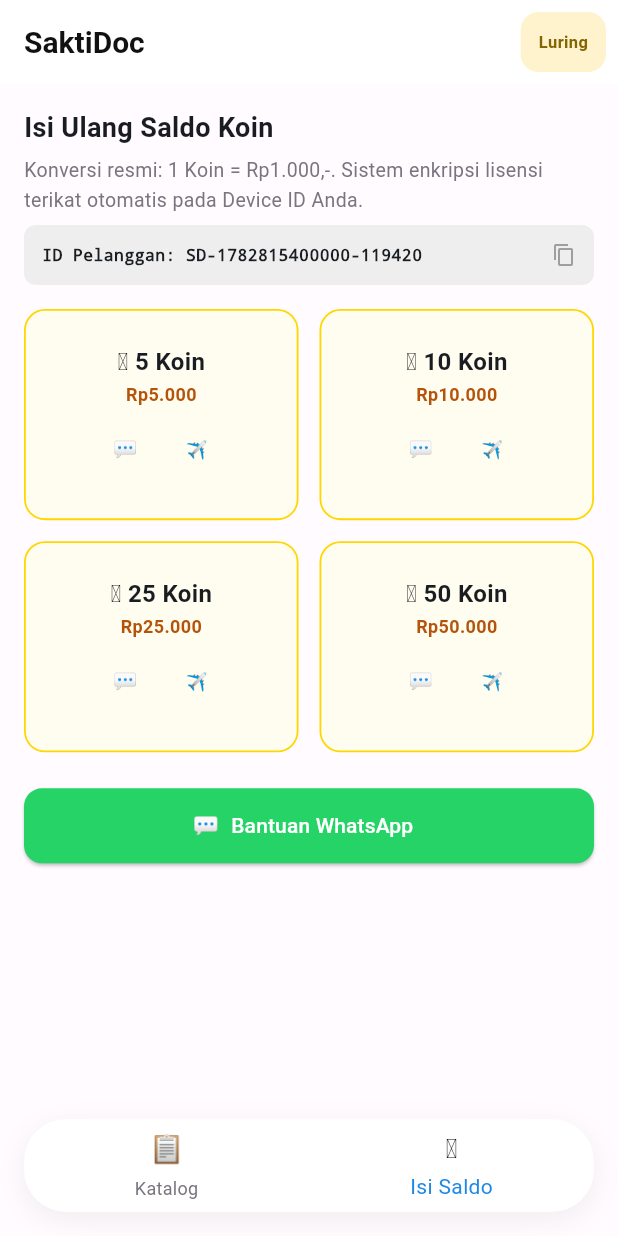
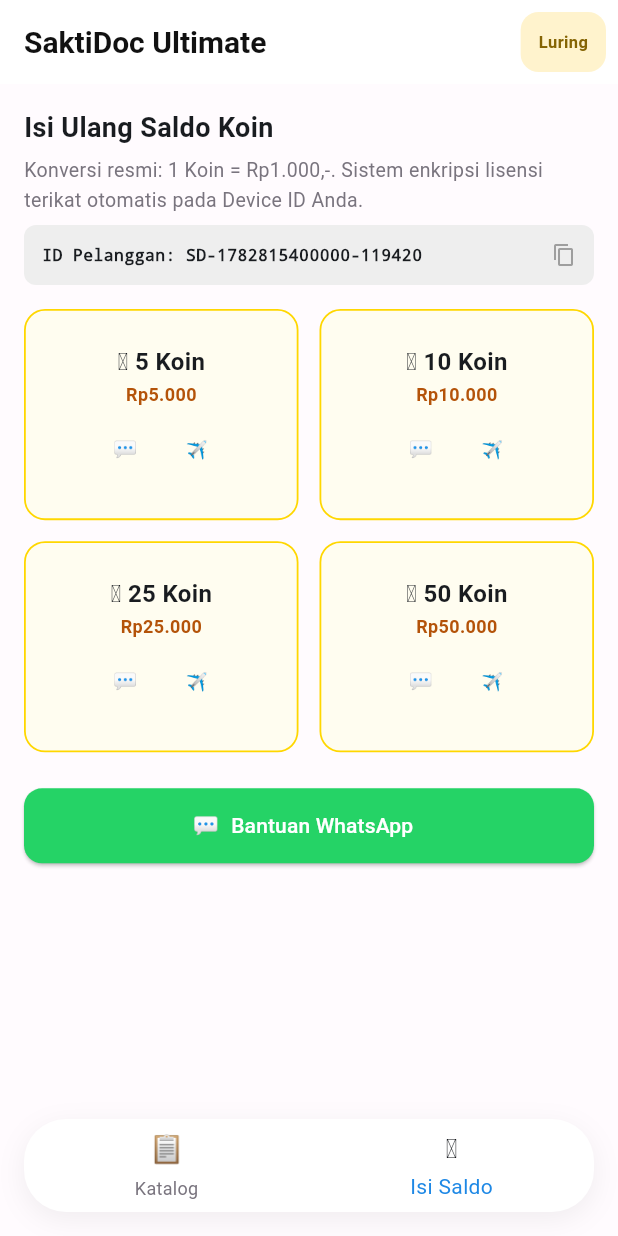
Before and after one commit to gunthinksakti/SaktiDoc, a Flutter app: the screen it shows after launch, item 2 of the bottom bar chosen, on a phone screen of 412 x 824 dp. Run offline on Flutter 3.47's test engine with Material 3 defaults, Android fonts, the phone set to English and light mode, and no system bars; our stand-ins replace pdf, printing, shared_preferences; network calls fail.

Commit message:
Refactor app title and update API URL comments
Updated the app title and API URL comments for clarity. Enhanced loading indicator and improved code formatting.

```diff
--- a/lib/main.dart
+++ b/lib/main.dart
@@ -14,11 +14,9 @@
 }
 
 class AppConfig {
-  // Masukkan URL Web App Google Apps Script Anda di sini setelah di-deploy
+  // Ganti dengan URL hasil deploy Web App Apps Script Anda yang baru
   static const String urlApiGas = "https://script.google.com/macros/s/AKfycbwVkzr9KyPo-h5C3YSYzQPKvqcYzOBOn3k_WbE1WAc5ESDUgxCDSYi0kDirte5EEGq-Ag/exec";
-  //
   static const String whatsappAdmin = "6289660321345";
-  // Masukkan username Telegram admin di sini tanpa tanda @
   static const String telegramAdmin = "en_oz";
 }
 
@@ -28,7 +26,7 @@
   @override
   Widget build(BuildContext context) {
     return MaterialApp(
-      title: 'SaktiDoc',
+      title: 'SaktiDoc Ultimate',
       theme: ThemeData(
         useMaterial3: true,
         colorScheme: ColorScheme.fromSeed(
@@ -83,6 +81,7 @@
 
   Future<void> _loadConfigAndSync() async {
     _prefs = await SharedPreferences.getInstance();
+
     String? existingId = _prefs.getString('cfg_device_id');
     if (existingId == null || existingId.isEmpty) {
       final random = Random();
@@ -199,7 +198,7 @@
   Widget build(BuildContext context) {
     return Scaffold(
       appBar: AppBar(
-        title: const Text('SaktiDoc', style: TextStyle(fontWeight: FontWeight.bold, fontSize: 20, color: Color(0xff111111))),
+        title: const Text('SaktiDoc Ultimate', style: TextStyle(fontWeight: FontWeight.bold, fontSize: 20, color: Color(0xff111111))),
         actions: [
           Padding(
             padding: const EdgeInsets.all(8.0),
@@ -802,7 +801,6 @@
                                 allowSharing: false,
                                 canChangePageFormat: false,
                                 canChangeOrientation: false,
-                                showLoading: false,
                               ),
                             ),
                           ),
@@ -847,10 +845,10 @@
             ),
           ),
           if (_isLoading)
-            const Positioned.fill(
+            Positioned.fill(
               child: Container(
                 color: Colors.black12,
-                child: Center(child: CircularProgressIndicator()),
+                child: const Center(child: CircularProgressIndicator()),
               ),
             )
         ],
```
